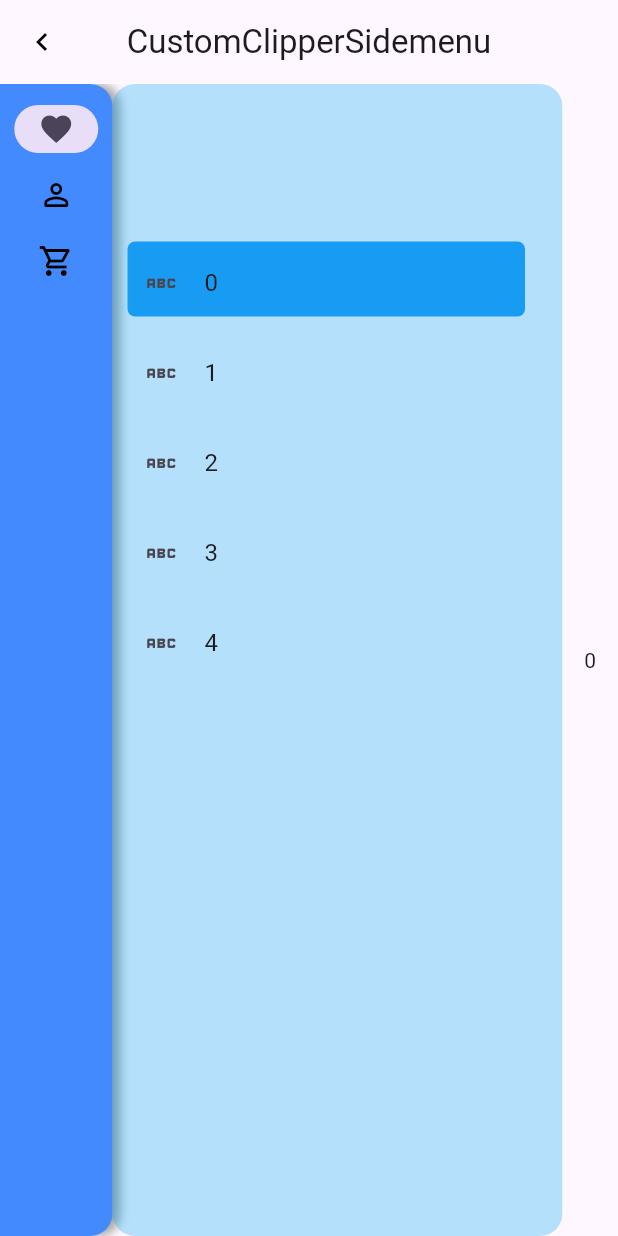
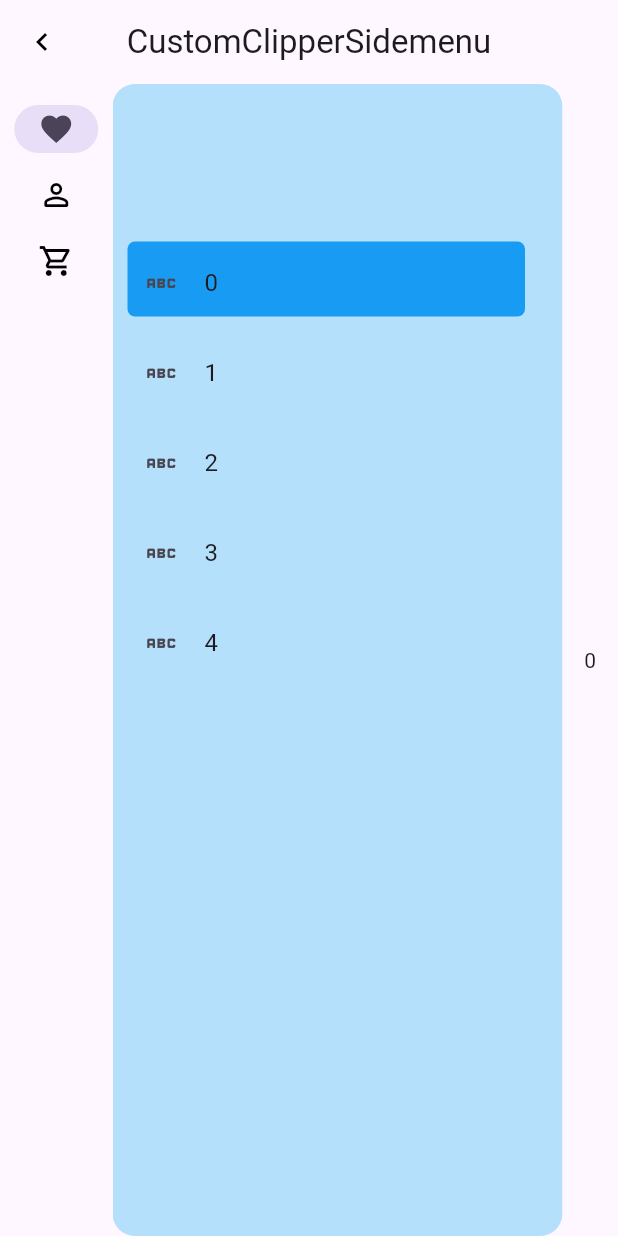
Before and after one commit to guchengxi1994/fat_widgets, a Flutter app: the MultilevelSidemenu screen opened by its route, on a phone screen of 412 x 824 dp. Run offline on Flutter 3.47's test engine with Material 2 defaults, Android fonts, the phone set to English and light mode, and no system bars.

Commit message:
update widgets

```diff
--- a/lib/side_menus/multi_level/multi_level_side_menu.dart
+++ b/lib/side_menus/multi_level/multi_level_side_menu.dart
@@ -31,7 +31,8 @@ class MultiLevelSideMenu extends StatefulWidget {
       this.maxWidth = 200,
       this.minWidth = 75,
       this.decoration,
-      this.onExpansionChanged});
+      this.onExpansionChanged,
+      this.trailing});
   final List<NavigationRailDestination> destinations;
   final OnDestinationSelected onDestinationSelected;
   final int initialIndex;
@@ -42,6 +43,7 @@ class MultiLevelSideMenu extends StatefulWidget {
   final double maxWidth;
   final BoxDecoration? decoration;
   final OnExpansionChanged? onExpansionChanged;
+  final Widget? trailing;
 
   @override
   State<MultiLevelSideMenu> createState() => MultiLevelSideMenuState();
@@ -95,28 +97,13 @@ class MultiLevelSideMenuState extends State<MultiLevelSideMenu>
     }
   }
 
-  late BoxDecoration decoration = widget.decoration ??
-      const BoxDecoration(
-        borderRadius: BorderRadius.only(
-            topRight: Radius.circular(15), bottomRight: Radius.circular(15)),
-        color: Colors.blueAccent,
-        boxShadow: [
-          BoxShadow(
-            color: Colors.grey,
-            blurRadius: 5,
-            spreadRadius: 0.0,
-            offset: Offset(5, 0), // shadow direction: bottom right
-          )
-        ],
-      );
-
   @override
   Widget build(BuildContext context) {
     if (widget.destinations.isEmpty) {
       return Row(
         children: [
           Container(
-            decoration: decoration,
+            decoration: widget.decoration,
           ),
           const Expanded(child: SizedBox()),
         ],
@@ -133,7 +120,7 @@ class MultiLevelSideMenuState extends State<MultiLevelSideMenu>
                     reclip: _animation,
                   ),
                   child: Container(
-                    decoration: decoration,
+                    decoration: widget.decoration,
                     width: isExpanded ? widget.maxWidth : widget.minWidth,
                     height: MediaQuery.of(context).size.height,
                     child: Column(
@@ -218,7 +205,7 @@ class MultiLevelSideMenuState extends State<MultiLevelSideMenu>
         Row(
           children: [
             Container(
-              decoration: decoration,
+              decoration: widget.decoration,
               child: NavigationRail(
                 // selectedIconTheme: const IconThemeData(color: Colors.white),
                 unselectedIconTheme: const IconThemeData(color: Colors.black),
@@ -234,6 +221,14 @@ class MultiLevelSideMenuState extends State<MultiLevelSideMenu>
                 },
                 labelType: NavigationRailLabelType.none,
                 backgroundColor: Colors.transparent,
+                trailing: Expanded(
+                    child: Container(
+                  padding: const EdgeInsets.only(bottom: 20),
+                  child: Align(
+                    alignment: Alignment.bottomCenter,
+                    child: widget.trailing,
+                  ),
+                )),
               ),
             ),
             Expanded(child: widget.body),
--- a/lib/side_menus/single_level/animated_single_level_side_menu.dart
+++ b/lib/side_menus/single_level/animated_single_level_side_menu.dart
@@ -37,10 +37,10 @@ class AnimatedSingleLevelSidemenu<T extends BaseSidemenuData>
 
 class _AnimatedSingleLevelSidemenuState
     extends State<AnimatedSingleLevelSidemenu> with TickerProviderStateMixin {
-  late final decoration = widget.decoration ??
-      BoxDecoration(
-          color: Colors.lightBlue.withAlpha(75),
-          borderRadius: BorderRadius.circular(15));
+  // late final decoration = widget.decoration ??
+  //     BoxDecoration(
+  //         color: Colors.lightBlue.withAlpha(75),
+  //         borderRadius: BorderRadius.circular(15));
   ValueNotifier<int> valueNotifier = ValueNotifier(0);
 
   late ConstrainedBox header = widget.header ??
@@ -99,7 +99,7 @@ class _AnimatedSingleLevelSidemenuState
             reclip: _animation,
           ),
           child: Container(
-              decoration: decoration,
+              decoration: widget.decoration,
               width: widget.width,
               height: widget.height,
               child: Column(
```
